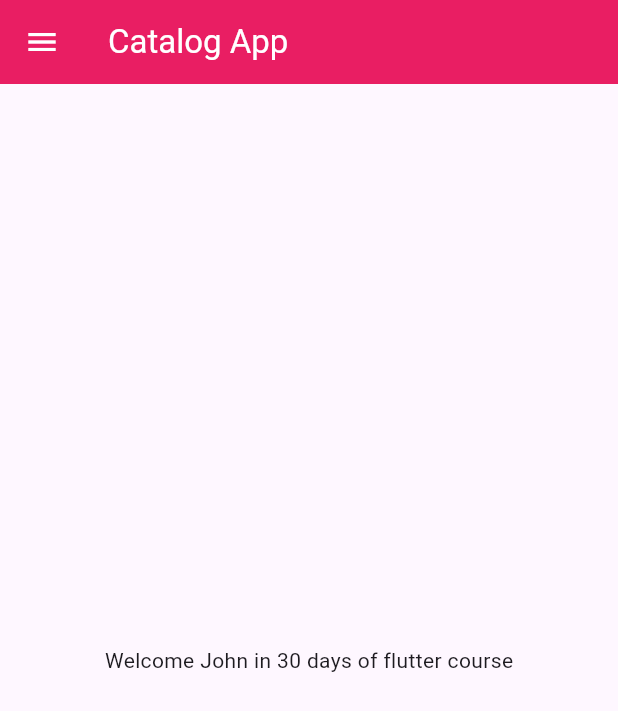
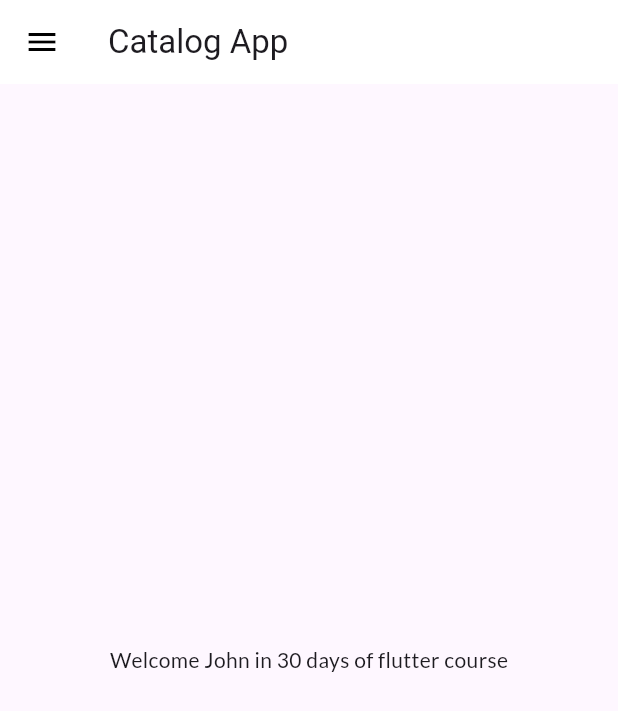
Before and after one commit to ManthanAndroidDev/BasicFlutter, a Flutter app: the screen it shows after launch, on a phone screen of 412 x 824 dp. Shown: the top 711 px of the screen. Run offline on Flutter 3.47's test engine with Material 3 defaults, Android fonts, the phone set to English and light mode, and no system bars; our stand-ins replace google_fonts.

Commit message:
theme extracted

```diff
--- a/lib/main.dart
+++ b/lib/main.dart
@@ -4,6 +4,7 @@ import 'package:flutter/material.dart';
 import 'package:flutter_catalog/pages/home_page.dart';
 import 'package:flutter_catalog/pages/login_page.dart';
 import 'package:flutter_catalog/utils/routes.dart';
+import 'package:flutter_catalog/widget/themes.dart';
 
 void main() {
   runApp(MyApp());
@@ -15,8 +16,8 @@ class MyApp extends StatelessWidget {
     return MaterialApp(
       // home: HomePage(),
       themeMode: ThemeMode.light,
-      theme: ThemeData(primarySwatch: Colors.deepPurple),
-      darkTheme: ThemeData(brightness: Brightness.dark),
+      theme: MyThemes.lightTheme(context),
+      darkTheme: MyThemes.darkTheme(context),
       debugShowCheckedModeBanner: false,
       initialRoute: MyRoutes.homeRoute,
       routes: {
--- a/lib/pages/home_page.dart
+++ b/lib/pages/home_page.dart
@@ -10,11 +10,8 @@ class HomePage extends StatelessWidget {
   Widget build(BuildContext context) {
     return Scaffold(
       appBar: AppBar(
-        iconTheme: IconThemeData(color: Colors.white),
-        backgroundColor: Colors.pink,
         title: Text(
           "Catalog App",
-          style: TextStyle(color: Colors.white),
         ),
       ),
       body: Center(
--- /dev/null
+++ b/lib/widget/themes.dart
@@ -0,0 +1,20 @@
+// ignore_for_file: prefer_const_constructors
+
+import 'package:flutter/material.dart';
+import 'package:google_fonts/google_fonts.dart';
+
+class MyThemes {
+  static ThemeData lightTheme(BuildContext context) => ThemeData(
+      primarySwatch: Colors.deepPurple,
+      fontFamily: GoogleFonts.lato().fontFamily,
+      appBarTheme: AppBarTheme(
+        color: Colors.white,
+        elevation: 0.0,
+        iconTheme: IconThemeData(color: Colors.black),
+        toolbarTextStyle: Theme.of(context).textTheme.titleLarge,
+        titleTextStyle: Theme.of(context).textTheme.titleLarge,
+      ));
+
+  static ThemeData darkTheme(BuildContext context) =>
+      ThemeData(brightness: Brightness.dark);
+}
--- a/pubspec.yaml
+++ b/pubspec.yaml
@@ -34,6 +34,7 @@ dependencies:
   # The following adds the Cupertino Icons font to your application.
   # Use with the CupertinoIcons class for iOS style icons.
   cupertino_icons: ^1.0.8
+  google_fonts: ^6.2.1
 
 dev_dependencies:
   flutter_test:
```
Also changed, not shown: pubspec.lock, 1 other file.
